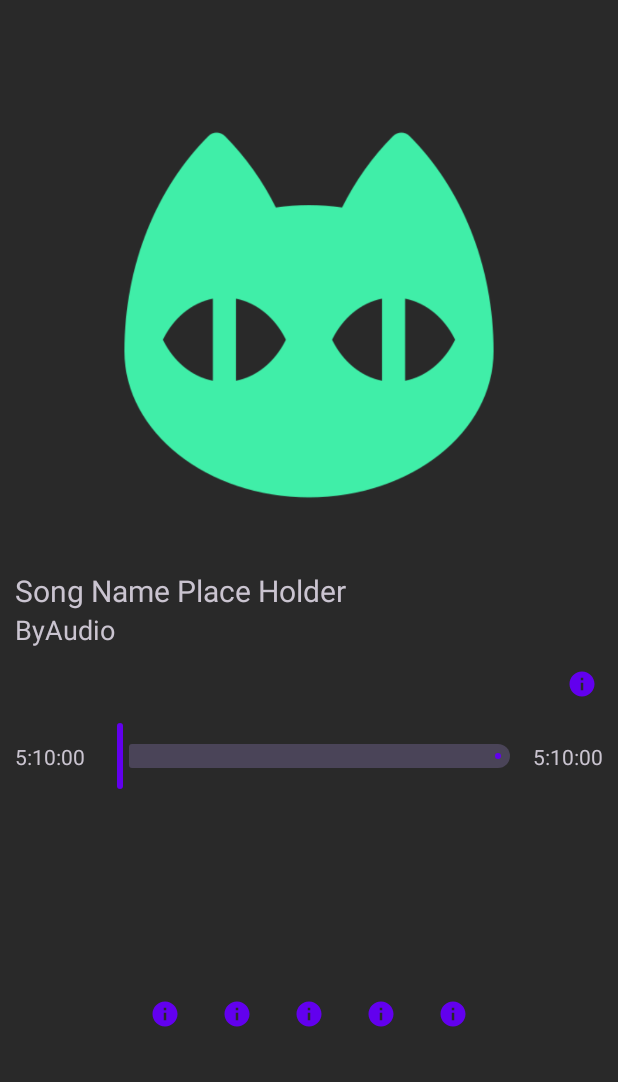
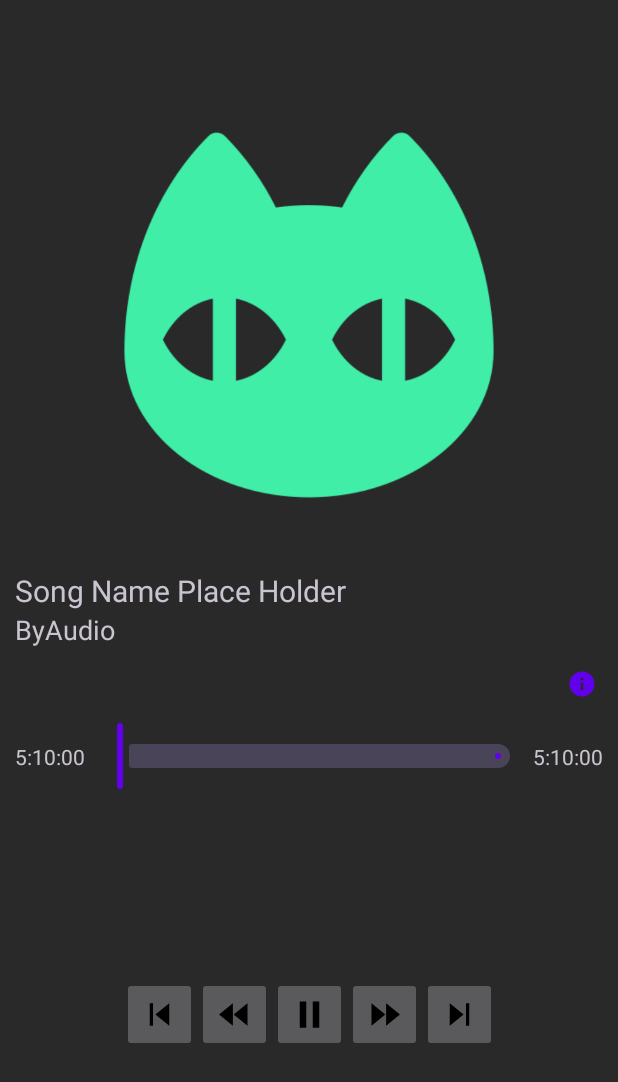
Before and after one commit to Byt3DoCode/ByAudio, an Android app: the layout fragment_player.xml on its own in the app's theme, with its tools: preview values and no code run, on a phone screen of 412 x 824 dp. Shown: the top 1082 px of the screen. Run offline under Robolectric (Android 15) with nearby library versions, the phone set to English and light mode, and no system bars.

Commit message:
player fragment

```diff
--- /dev/null
+++ b/app/src/main/res/drawable/icon_fast_forward_64.xml
@@ -0,0 +1,5 @@
+<vector android:height="64dp" android:tint="#000000"
+    android:viewportHeight="24" android:viewportWidth="24"
+    android:width="64dp" xmlns:android="http://schemas.android.com/apk/res/android">
+    <path android:fillColor="@android:color/white" android:pathData="M4,18l8.5,-6L4,6v12zM13,6v12l8.5,-6L13,6z"/>
+</vector>
--- /dev/null
+++ b/app/src/main/res/drawable/icon_fast_rewind_64.xml
@@ -0,0 +1,5 @@
+<vector android:height="64dp" android:tint="#000000"
+    android:viewportHeight="24" android:viewportWidth="24"
+    android:width="64dp" xmlns:android="http://schemas.android.com/apk/res/android">
+    <path android:fillColor="@android:color/white" android:pathData="M11,18L11,6l-8.5,6 8.5,6zM11.5,12l8.5,6L20,6l-8.5,6z"/>
+</vector>
--- /dev/null
+++ b/app/src/main/res/drawable/icon_pause_64.xml
@@ -0,0 +1,5 @@
+<vector android:height="64dp" android:tint="#000000"
+    android:viewportHeight="24" android:viewportWidth="24"
+    android:width="64dp" xmlns:android="http://schemas.android.com/apk/res/android">
+    <path android:fillColor="@android:color/white" android:pathData="M6,19h4L10,5L6,5v14zM14,5v14h4L18,5h-4z"/>
+</vector>
--- /dev/null
+++ b/app/src/main/res/drawable/icon_skip_next_48.xml
@@ -0,0 +1,5 @@
+<vector android:height="48dp" android:tint="#000000"
+    android:viewportHeight="24" android:viewportWidth="24"
+    android:width="48dp" xmlns:android="http://schemas.android.com/apk/res/android">
+    <path android:fillColor="@android:color/white" android:pathData="M6,18l8.5,-6L6,6v12zM16,6v12h2V6h-2z"/>
+</vector>
--- /dev/null
+++ b/app/src/main/res/drawable/icon_skip_previous_64.xml
@@ -0,0 +1,5 @@
+<vector android:height="64dp" android:tint="#000000"
+    android:viewportHeight="24" android:viewportWidth="24"
+    android:width="64dp" xmlns:android="http://schemas.android.com/apk/res/android">
+    <path android:fillColor="@android:color/white" android:pathData="M6,6h2v12L6,18zM9.5,12l8.5,6L18,6z"/>
+</vector>
--- a/app/src/main/res/layout/fragment_player.xml
+++ b/app/src/main/res/layout/fragment_player.xml
@@ -82,56 +82,56 @@
         app:layout_constraintTop_toBottomOf="@id/songDetail"
         android:contentDescription="@string/slider_description" />
 
-    <com.google.android.material.button.MaterialButton
+    <ImageButton
         android:id="@+id/pausePlay"
-        android:layout_width="wrap_content"
-        android:layout_height="wrap_content"
-        style="?attr/materialIconButtonStyle"
+        android:layout_width="50dp"
+        android:layout_height="50dp"
+        android:src="@drawable/icon_pause_64"
+        android:scaleType="fitXY"
         app:layout_constraintTop_toBottomOf="@id/slider"
         app:layout_constraintLeft_toLeftOf="parent"
         app:layout_constraintRight_toRightOf="parent"
         app:layout_constraintBottom_toBottomOf="parent"
-        app:icon="@drawable/icon_info_24"
         android:contentDescription="@string/button_player_controller_description"/>
 
-    <com.google.android.material.button.MaterialButton
-        android:id="@+id/jumpForward"
-        android:layout_width="wrap_content"
-        android:layout_height="wrap_content"
-        style="?attr/materialIconButtonStyle"
+    <ImageButton
+        android:id="@+id/fastForward"
+        android:layout_width="50dp"
+        android:layout_height="50dp"
+        android:src="@drawable/icon_fast_forward_64"
+        android:scaleType="fitXY"
         app:layout_constraintTop_toTopOf="@id/pausePlay"
         app:layout_constraintLeft_toRightOf="@id/pausePlay"
-        app:icon="@drawable/icon_info_24"
         android:contentDescription="@string/button_player_controller_description"/>
 
-    <com.google.android.material.button.MaterialButton
-        android:id="@+id/jumpBackward"
-        android:layout_width="wrap_content"
-        android:layout_height="wrap_content"
-        style="?attr/materialIconButtonStyle"
+    <ImageButton
+        android:id="@+id/fastRewind"
+        android:layout_width="50dp"
+        android:layout_height="50dp"
+        android:src="@drawable/icon_fast_rewind_64"
+        android:scaleType="fitXY"
         app:layout_constraintTop_toTopOf="@id/pausePlay"
         app:layout_constraintRight_toLeftOf="@id/pausePlay"
-        app:icon="@drawable/icon_info_24"
         android:contentDescription="@string/button_player_controller_description"/>
 
-    <com.google.android.material.button.MaterialButton
+    <ImageButton
         android:id="@+id/nextSong"
-        android:layout_width="wrap_content"
-        android:layout_height="wrap_content"
-        style="?attr/materialIconButtonStyle"
+        android:layout_width="50dp"
+        android:layout_height="50dp"
+        android:src="@drawable/icon_skip_next_48"
+        android:scaleType="fitXY"
         app:layout_constraintTop_toTopOf="@id/pausePlay"
-        app:layout_constraintLeft_toRightOf="@id/jumpForward"
-        app:icon="@drawable/icon_info_24"
+        app:layout_constraintLeft_toRightOf="@id/fastForward"
         android:contentDescription="@string/button_player_controller_description"/>
 
-    <com.google.android.material.button.MaterialButton
+    <ImageButton
         android:id="@+id/previousSong"
-        android:layout_width="wrap_content"
-        android:layout_height="wrap_content"
-        style="?attr/materialIconButtonStyle"
+        android:layout_width="50dp"
+        android:layout_height="50dp"
+        android:src="@drawable/icon_skip_previous_64"
+        android:scaleType="fitXY"
         app:layout_constraintTop_toTopOf="@id/pausePlay"
-        app:layout_constraintRight_toLeftOf="@id/jumpBackward"
-        app:icon="@drawable/icon_info_24"
+        app:layout_constraintRight_toLeftOf="@id/fastRewind"
         android:contentDescription="@string/button_player_controller_description"/>
 
 
```
Also changed, not shown: app/src/main/java/com/byt3/byaudio/model/Song.java (added, +69 -0 lines).
